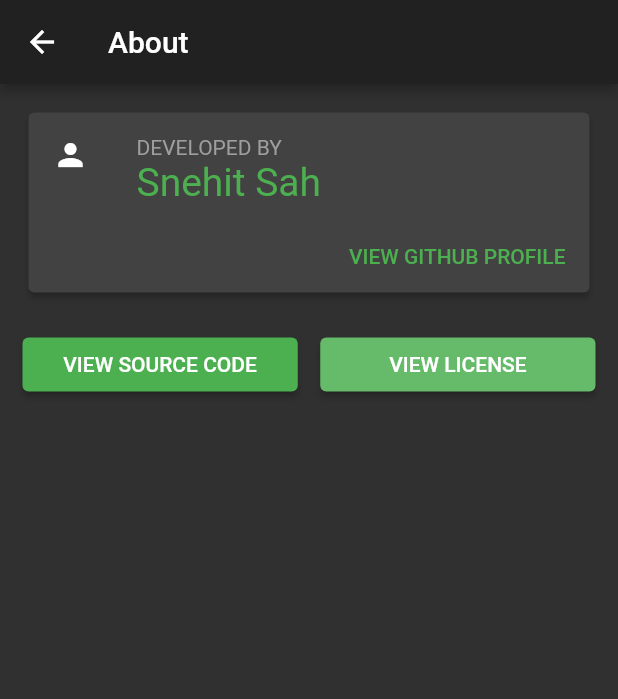
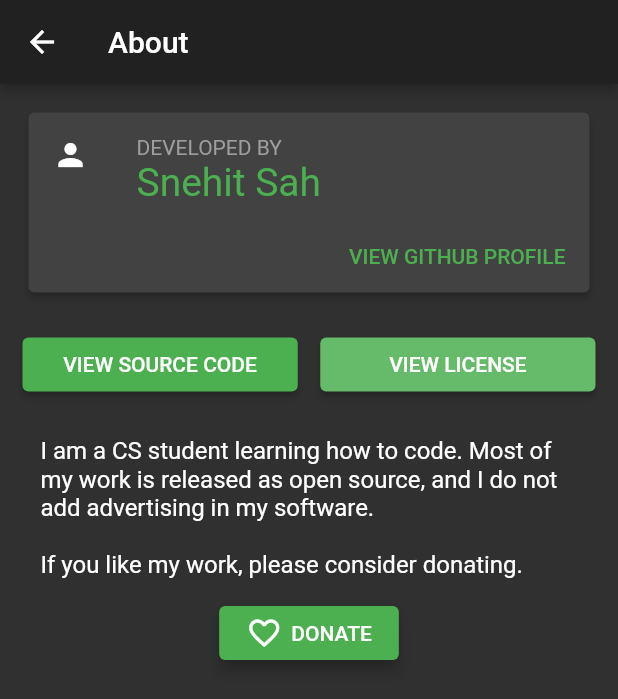
Before and after one commit to flyingcakes85/midori, a Flutter app: the AboutScreen screen opened by its route, on a phone screen of 412 x 824 dp. Shown: the top 699 px of the screen. Run offline on Flutter 3.47's test engine with Material 2 defaults, Android fonts, the phone set to English and light mode, and no system bars; our stand-ins replace get, get_storage, pie_chart; accounts and stored records are empty.

Commit message:
About Text

```diff
--- a/lib/screens/about_screen.dart
+++ b/lib/screens/about_screen.dart
@@ -16,7 +16,10 @@
 import 'package:flutter/material.dart';
 import 'package:flutter/widgets.dart';
 import 'package:url_launcher/url_launcher.dart';
+import 'package:get/get.dart';
+
 import 'package:Midori/screens/license_screen.dart';
+import 'package:Midori/screens/donate_screen.dart';
 
 launchURL(String url) async {
   if (await canLaunch(url)) {
@@ -84,7 +87,8 @@ class AboutScreen extends StatelessWidget {
                         style: TextStyle(color: Colors.white)),
                     onPressed: () =>
                         launchURL('https://github.com/flyingcakes85/midori'),
-                    )),
+                  ),
+                ),
                 SizedBox(width: 15),
                 Expanded(
                   child: ElevatedButton(
@@ -94,8 +98,36 @@ class AboutScreen extends StatelessWidget {
                         style: TextStyle(color: Colors.white)),
                     onPressed: () =>
                         Navigator.pushNamed(context, LicenseScreen.routeName),
-                ))
+                  ),
+                )
               ],
+            ),
+            SizedBox(height: 12),
+            Padding(
+              padding: EdgeInsets.all(12),
+              child: Text(
+                "I am a CS student learning how to code. Most of my work is released as open source, and I do not add advertising in my software.\n\nIf you like my work, please consider donating.",
+                style: TextStyle(fontSize: 16),
+              ),
+            ),
+            ElevatedButton(
+              style: ElevatedButton.styleFrom(
+                elevation: 4,
+                primary: Colors.green,
+              ),
+              onPressed: () => Get.to(DonateScreen()),
+              child: Padding(
+                padding: EdgeInsets.all(2),
+                child: Row(
+                  mainAxisAlignment: MainAxisAlignment.center,
+                  mainAxisSize: MainAxisSize.min,
+                  children: [
+                    Icon(Icons.favorite_outline),
+                    SizedBox(width: 6),
+                    Text("DONATE")
+                  ],
+                ),
+              ),
             )
           ],
         ),
--- /dev/null
+++ b/lib/screens/donate_screen.dart
@@ -0,0 +1,12 @@
+import 'package:flutter/material.dart';
+
+class DonateScreen extends StatelessWidget {
+  const DonateScreen({Key key}) : super(key: key);
+
+  @override
+  Widget build(BuildContext context) {
+    return Container(
+      child: Text("Donate Screen"),
+    );
+  }
+}
```
Lines whose indentation alone changed are shown as unchanged.
